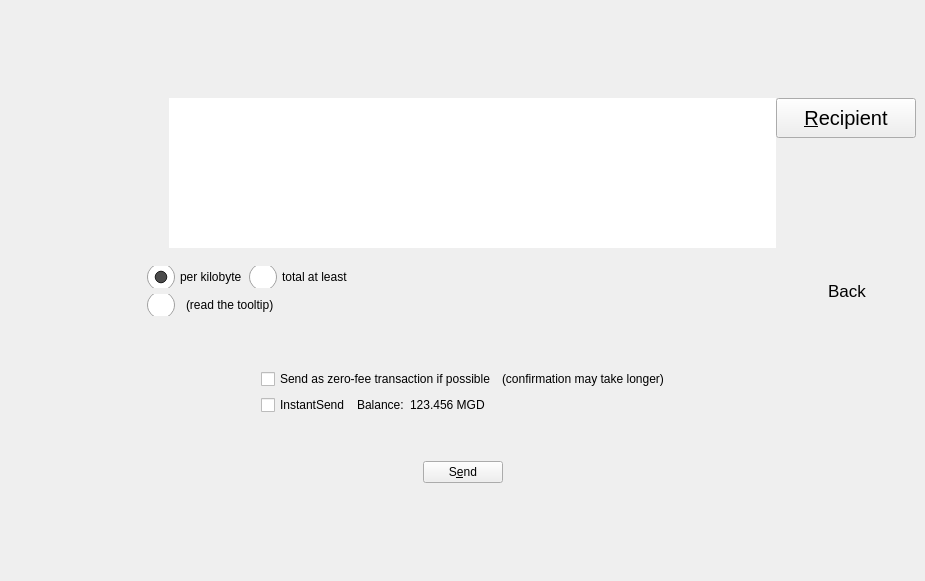
This is src/qt/forms/sendcoinsdialog.ui in MassGrid/MassGrid as Qt 5 draws it before an edit. The edited form follows.
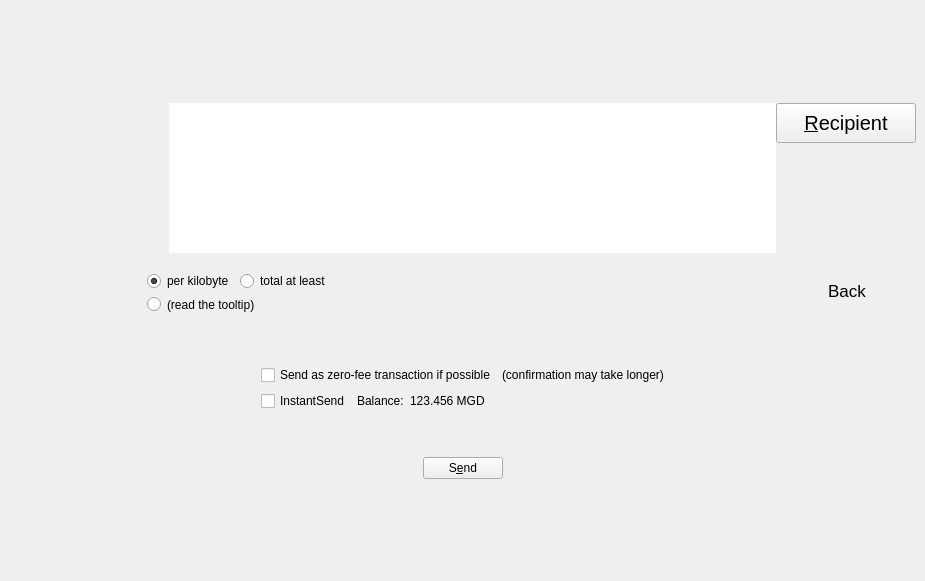
This is the edited form. Icons and pictures are not drawn. Custom widgets are drawn as their Qt base class.

Diff of the .ui file:
```diff
--- a/src/qt/forms/sendcoinsdialog.ui
+++ b/src/qt/forms/sendcoinsdialog.ui
@@ -1461,7 +1461,7 @@
                     <rect>
                      <x>0</x>
                      <y>0</y>
-                     <width>575</width>
+                     <width>542</width>
                      <height>150</height>
                     </rect>
                    </property>
@@ -1514,8 +1514,8 @@
                     </property>
                     <property name="maximumSize">
                      <size>
-                      <width>160</width>
-                      <height>40</height>
+                      <width>16777215</width>
+                      <height>16777215</height>
                      </size>
                     </property>
                     <property name="font">
@@ -1582,33 +1582,7 @@
                  <string notr="true">QStackedWidget{
 border:hidden;
 }
-
-QRadioButton{
-    spacing: 5px;
-}
-
-QRadioButton::indicator{
-    width:20px;
-    height:20px;
-}
-
-QRadioButton::indicator:unchecked{
-    border-image: url(:/pic/res/pic/kPic.png);
-    width:20px;
-    height:20px;
-}
-
-QRadioButton::indicator:checked{
-    border-image: url(:/pic/res/pic/selectPic.png);
-    width:20px;
-    height:20px;
-}
-
-QRadioButton::indicator:checked:disabled{
-    image:url(:/CheckBox/res/checkedDisabled.png);
-    width:20px;
-    height:20px;
-}</string>
+</string>
                 </property>
                 <property name="currentIndex">
                  <number>1</number>
@@ -2084,27 +2058,7 @@
                             <enum>Qt::NoFocus</enum>
                            </property>
                            <property name="styleSheet">
-                            <string notr="true">QRadioButton{
-    spacing: 5px;
-}
-
-QRadioButton::indicator{
-        width:28px;
-        height:22px;
-}
-
-QRadioButton::indicator:unchecked{
-    image: url(:/res/pic/kPic.png);
-}
-
-QRadioButton::indicator:checked{
-    image: url(:/res/pic/check-selected.png);
-}
-
-QRadioButton::indicator:checked:disabled{
-    image:url(:/CheckBox/res/checkedDisabled.png);
-}
-</string>
+                            <string notr="true"/>
                            </property>
                            <property name="text">
                             <string>per kilobyte</string>
@@ -2123,27 +2077,7 @@
                             <enum>Qt::NoFocus</enum>
                            </property>
                            <property name="styleSheet">
-                            <string notr="true">QRadioButton{
-    spacing: 5px;
-}
-
-QRadioButton::indicator{
-        width:28px;
-        height:22px;
-}
-
-QRadioButton::indicator:unchecked{
-    image: url(:/res/pic/kPic.png);
-}
-
-QRadioButton::indicator:checked{
-    image: url(:/res/pic/check-selected.png);
-}
-
-QRadioButton::indicator:checked:disabled{
-    image:url(:/CheckBox/res/checkedDisabled.png);
-}
-</string>
+                            <string notr="true"/>
                            </property>
                            <property name="text">
                             <string>total at least</string>
@@ -2169,27 +2103,7 @@
                             <enum>Qt::NoFocus</enum>
                            </property>
                            <property name="styleSheet">
-                            <string notr="true">QRadioButton{
-    spacing: 5px;
-}
-
-QRadioButton::indicator{
-        width:28px;
-        height:22px;
-}
-
-QRadioButton::indicator:unchecked{
-    image: url(:/res/pic/kPic.png);
-}
-
-QRadioButton::indicator:checked{
-    image: url(:/res/pic/check-selected.png);
-}
-
-QRadioButton::indicator:checked:disabled{
-    image:url(:/CheckBox/res/checkedDisabled.png);
-}
-</string>
+                            <string notr="true"/>
                            </property>
                            <property name="text">
                             <string/>
```
Left out of the diff: 7 changed lines with no effect on the pictures.
